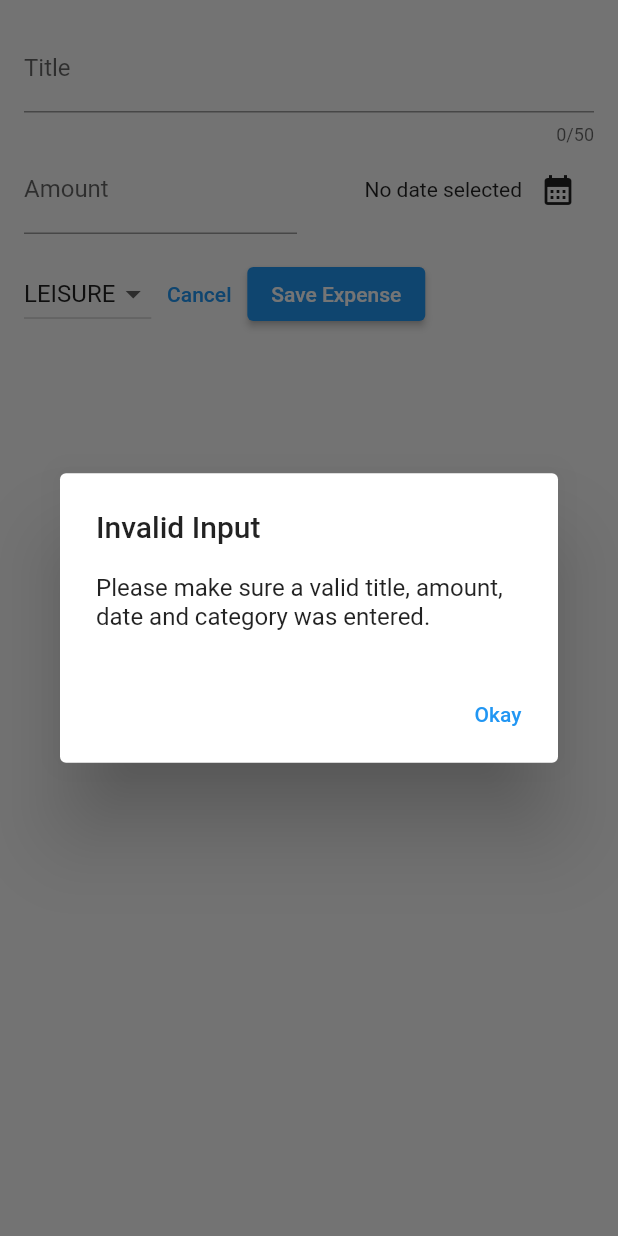
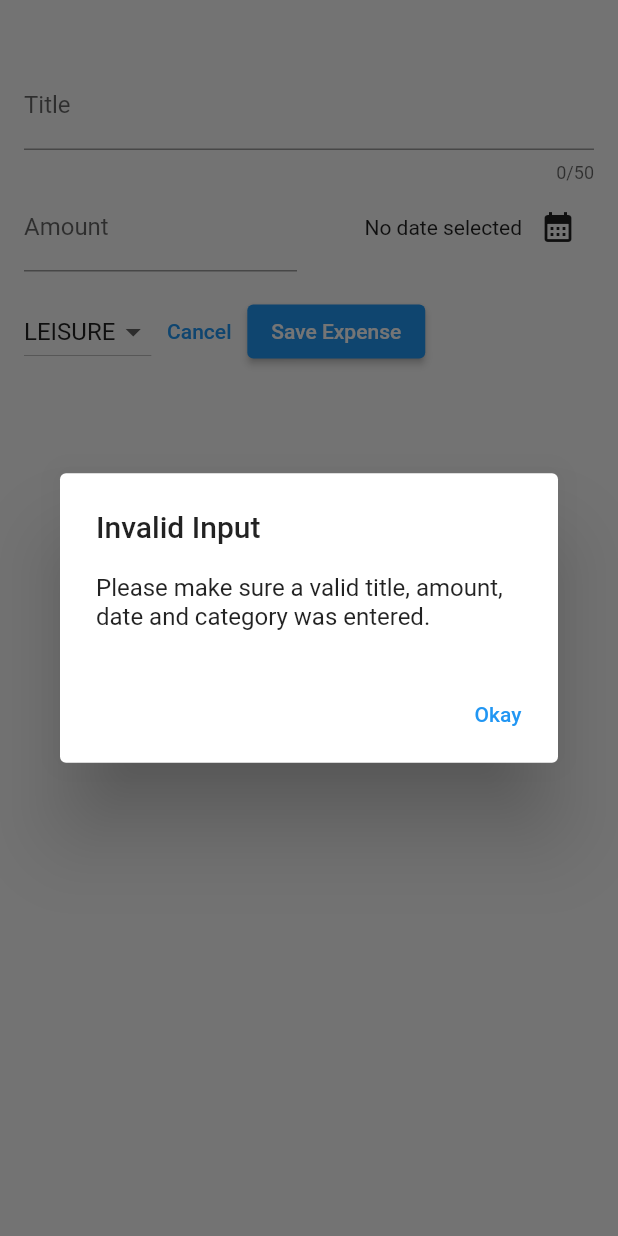
Before and after one commit to barefoot1423/expense_tracker, a Flutter app: the NewExpense widget shown alone on an empty page, opened directly with empty values, after a tap on "Save Expense", on a phone screen of 412 x 824 dp. Run offline on Flutter 3.47's test engine with Material 2 defaults, Android fonts, the phone set to English and light mode, and no system bars.

Commit message:
commit lecture 119

```diff
--- a/lib/widgets/New_expense.dart
+++ b/lib/widgets/New_expense.dart
@@ -61,12 +61,16 @@ class _NewExpenseState extends State<NewExpense> {
       return;
     }
 
-    widget.onAddExpense(Expense(
-      title: _titleController.text,
-      amount: enteredAmount,
-      date: _selectedDate!,
-      category: _selectedCategory,
-    ));
+    widget.onAddExpense(
+      Expense(
+        title: _titleController.text,
+        amount: enteredAmount,
+        date: _selectedDate!,
+        category: _selectedCategory,
+      ),
+    );
+
+    Navigator.pop(context);
   }
 
   @override
@@ -79,7 +83,7 @@ class _NewExpenseState extends State<NewExpense> {
   @override
   Widget build(BuildContext context) {
     return Padding(
-      padding: EdgeInsets.all(16),
+      padding: const EdgeInsets.fromLTRB(16, 41, 16, 16),
       child: Column(
         children: [
           TextField(
--- a/lib/widgets/expenses.dart
+++ b/lib/widgets/expenses.dart
@@ -30,6 +30,7 @@ class _ExpensesState extends State<Expenses> {
 
   void _openAddExpenseOverlay() {
     showModalBottomSheet(
+      isScrollControlled: true,
       context: context,
       builder: (ctx) => NewExpense(onAddExpense: _addExpense),
     );
```
